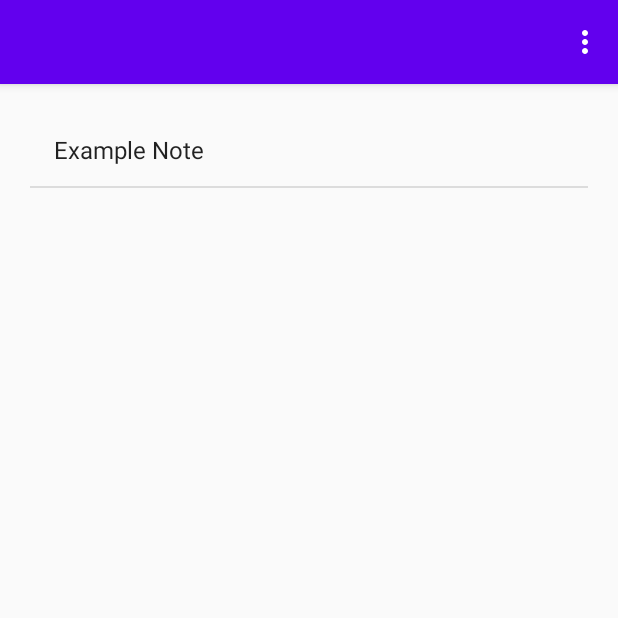
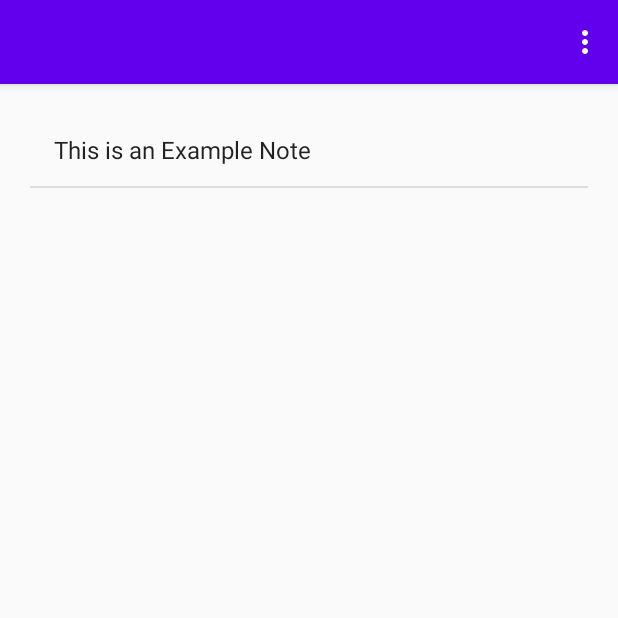
Before and after one commit to adityag1998/SmartNotes, an Android app: the screen it shows after launch (MainActivity), on a phone screen of 412 x 824 dp, the top half of it. Run offline under Robolectric (Android 15) with nearby library versions, the phone set to English and light mode, and no system bars.

Commit message:
Local Storage implemented using sharedPref
-> The Basic Notes app is ready
-> Add, Edit, Delete and Store Notes

```diff
--- a/app/src/main/java/com/samsung/smartnotes/MainActivity.java
+++ b/app/src/main/java/com/samsung/smartnotes/MainActivity.java
@@ -4,8 +4,10 @@ import androidx.annotation.NonNull;
 import androidx.appcompat.app.AlertDialog;
 import androidx.appcompat.app.AppCompatActivity;
 
+import android.content.Context;
 import android.content.DialogInterface;
 import android.content.Intent;
+import android.content.SharedPreferences;
 import android.os.Bundle;
 import android.view.Menu;
 import android.view.MenuInflater;
@@ -18,6 +20,7 @@ import android.widget.EditText;
 import android.widget.ListView;
 
 import java.util.ArrayList;
+import java.util.HashSet;
 
 public class MainActivity extends AppCompatActivity {
 
@@ -29,8 +32,17 @@ public class MainActivity extends AppCompatActivity {
         super.onCreate(savedInstanceState);
         setContentView(R.layout.activity_main);
 
-        //Add a sample note
-        notes.add("Example Note");
+        // Logic to Retrieve from SharedPrefs
+        SharedPreferences sharedPreferences = getApplicationContext().getSharedPreferences("com.samsung.smartnotes.notes"
+                , Context.MODE_PRIVATE);
+        HashSet<String> hash = (HashSet<String>) sharedPreferences.getStringSet("notes" , null);
+        if (hash == null){
+            //Add a sample note
+            notes.add("This is an Example Note");
+        }
+        else {
+            notes = new ArrayList<>(hash);
+        }
 
         // Bind ListView with Array Adapter
         ListView listView = findViewById(R.id.listView);
@@ -47,7 +59,7 @@ public class MainActivity extends AppCompatActivity {
             }
         });
 
-        // LOng Click to delete
+        // Long Click to delete
         listView.setOnItemLongClickListener(new AdapterView.OnItemLongClickListener() {
             @Override
             public boolean onItemLongClick(AdapterView<?> parent, View view, final int position, long id)
@@ -62,6 +74,12 @@ public class MainActivity extends AppCompatActivity {
                             {
                                 notes.remove(position);
                                 arrayAdapter.notifyDataSetChanged();
+
+                                //Add Logic to edit stored Data
+                                SharedPreferences sharedPreferences = getApplicationContext().getSharedPreferences("com.samsung.smartnotes.notes"
+                                        , Context.MODE_PRIVATE);
+                                HashSet<String> set = new HashSet<>(com.samsung.smartnotes.MainActivity.notes);
+                                sharedPreferences.edit().putStringSet("notes" , set).apply();
                             }
                         })
 
```
Also changed, not shown: app/src/main/java/com/samsung/smartnotes/NoteEditorActivity.java (+10 -0 lines).
